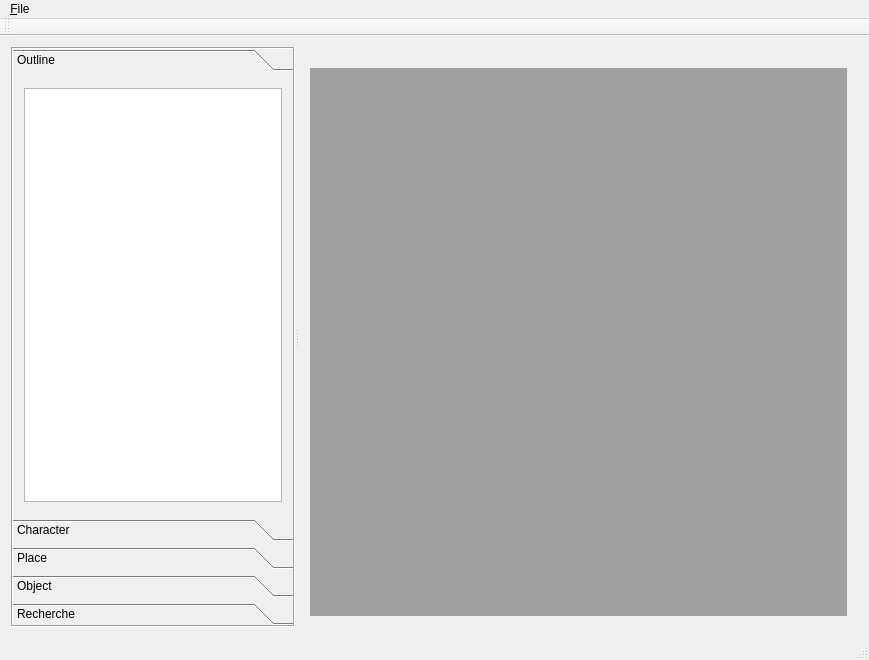
Before: the Qt Designer form cmainwindow.ui in birkeh/qtStoryWriter, drawn with Qt 5.
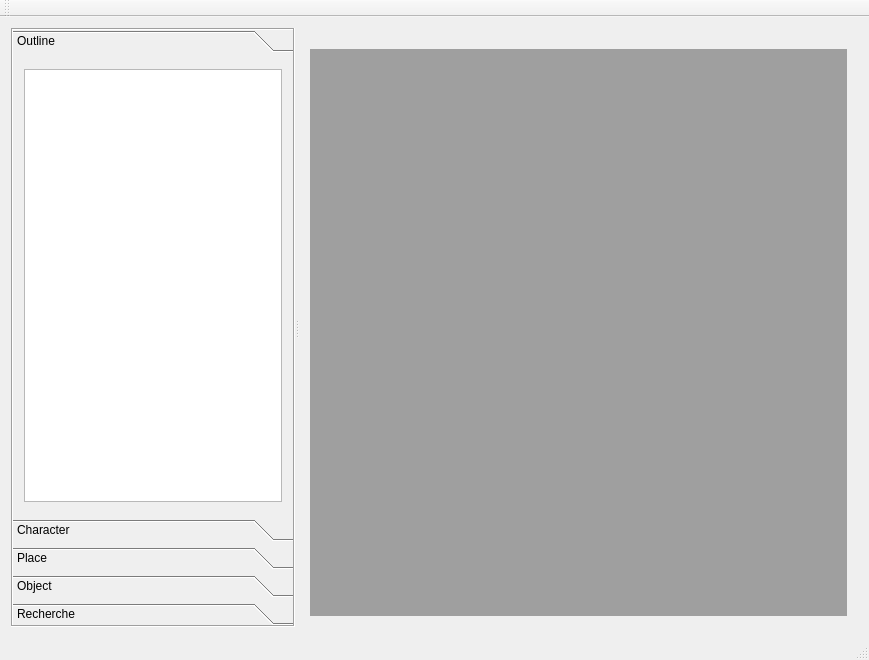
After: the same form once the commit is applied.

The edit to the form file:
```diff
--- a/cmainwindow.ui
+++ b/cmainwindow.ui
@@ -277,13 +277,6 @@
      <height>21</height>
     </rect>
    </property>
-   <widget class="QMenu" name="menu_File">
-    <property name="title">
-     <string>&amp;File</string>
-    </property>
-    <addaction name="action_Close"/>
-   </widget>
-   <addaction name="menu_File"/>
   </widget>
   <widget class="QToolBar" name="m_lpMainToolBar">
    <attribute name="toolBarArea">
```
